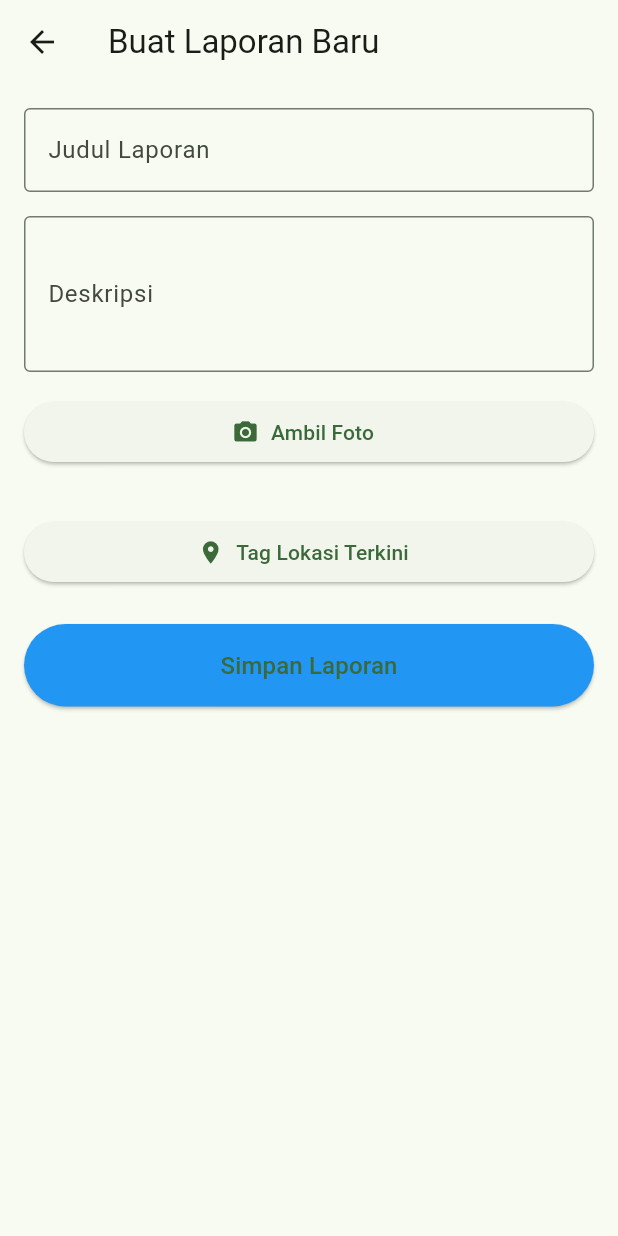
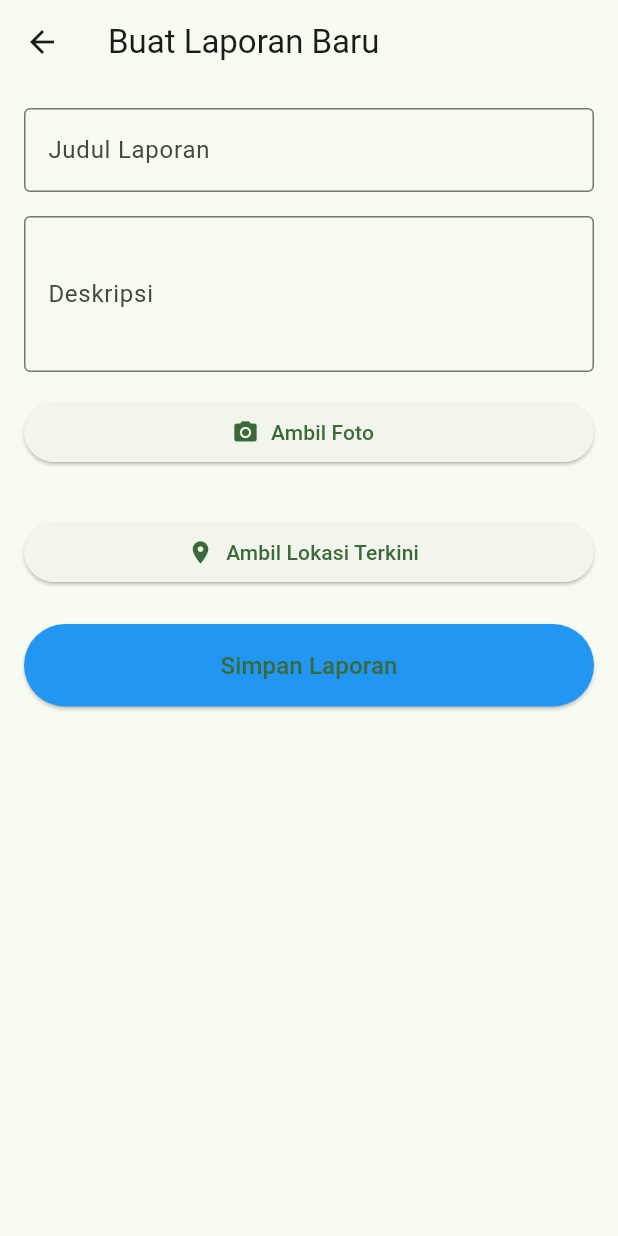
Before and after one commit to safitriadelia339-dev/UAS_EcoPatrol, a Flutter app: the AddReportScreen screen opened by its route, on a phone screen of 412 x 824 dp. Run offline on Flutter 3.47's test engine with Material 3 defaults, Android fonts, the phone set to English and light mode, and no system bars; our stand-ins replace flutter_riverpod, geolocator, image_picker.

Commit message:
edit file add_report_screen

```diff
--- a/lib/Screens/add_report_screen.dart
+++ b/lib/Screens/add_report_screen.dart
@@ -3,8 +3,8 @@ import 'package:flutter/material.dart';
 import 'package:flutter_riverpod/flutter_riverpod.dart';
 import 'package:image_picker/image_picker.dart';
 import 'package:geolocator/geolocator.dart';
-import '../models/report_model.dart';
-import '../providers/report_provider.dart';
+//import '../models/report_model.dart';
+//import '../providers/report_provider.dart';
 
 class AddReportScreen extends ConsumerStatefulWidget {
   const AddReportScreen({super.key});
@@ -179,7 +179,7 @@ class _AddReportScreenState extends ConsumerState<AddReportScreen> {
               onPressed: _getLocation,
               icon: const Icon(Icons.location_on),
               label: Text(
-                _latitude == null ? "Tag Lokasi Terkini" : "Lokasi Ditandai ✓",
+                _latitude == null ? "Ambil Lokasi Terkini" : "Lokasi Diambil",
               ),
               style: ElevatedButton.styleFrom(
                 backgroundColor: _latitude == null ? null : Colors.green,
```
